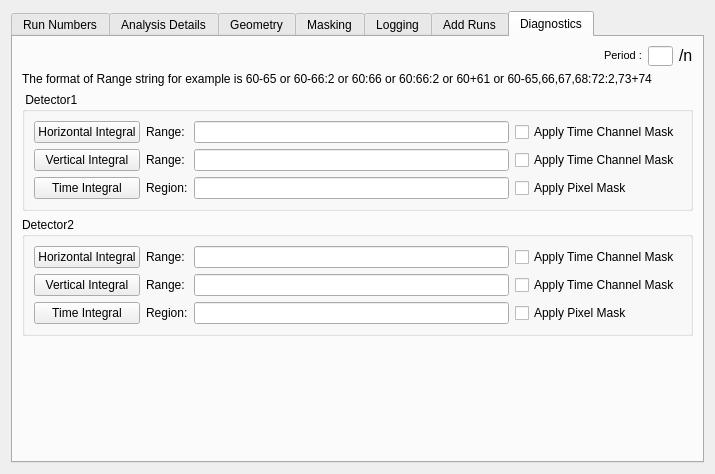
Qt form Code/Mantid/MantidQt/CustomInterfaces/inc/MantidQtCustomInterfaces/SANSRunWindow.ui (mantidproject/mantid) before a commit.
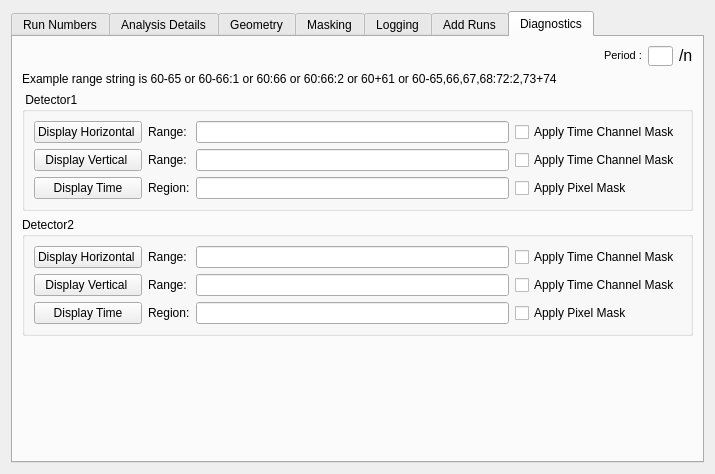
The same form after that commit. The open tabs and pages were chosen to show the change. Custom widgets are drawn as their Qt base class.

Commit message: re#2157 - fix for passing spectra to SumSpectra.Also implemented the #2155 suggestions by Steve and re factored the code.

Diff of the .ui file:
```diff
--- a/Code/Mantid/MantidQt/CustomInterfaces/inc/MantidQtCustomInterfaces/SANSRunWindow.ui
+++ b/Code/Mantid/MantidQt/CustomInterfaces/inc/MantidQtCustomInterfaces/SANSRunWindow.ui
@@ -3941,7 +3941,7 @@
        <item row="1" column="0" >
         <widget class="QLabel" name="label_7" >
          <property name="text" >
-          <string>The format of Range string for example is 60-65 or 60-66:2 or 60:66 or 60:66:2 or 60+61 or 60-65,66,67,68:72:2,73+74</string>
+          <string>Example range string is 60-65 or 60-66:1 or 60:66 or 60:66:2 or 60+61 or 60-65,66,67,68:72:2,73+74</string>
          </property>
         </widget>
        </item>
@@ -3954,7 +3954,7 @@
           <item row="0" column="0" >
            <widget class="QPushButton" name="hi_Btn1" >
             <property name="text" >
-             <string>Horizontal Integral</string>
+             <string>Display Horizontal </string>
             </property>
            </widget>
           </item>
@@ -3978,7 +3978,7 @@
           <item row="1" column="0" >
            <widget class="QPushButton" name="vi_Btn1" >
             <property name="text" >
-             <string>Vertical Integral</string>
+             <string>Display Vertical </string>
             </property>
            </widget>
           </item>
@@ -4002,7 +4002,7 @@
           <item row="2" column="0" >
            <widget class="QPushButton" name="ti_Btn1" >
             <property name="text" >
-             <string>Time Integral</string>
+             <string>Display Time</string>
             </property>
            </widget>
           </item>
@@ -4035,7 +4035,7 @@
           <item row="0" column="0" >
            <widget class="QPushButton" name="hi_Btn2" >
             <property name="text" >
-             <string>Horizontal Integral</string>
+             <string>Display Horizontal </string>
             </property>
            </widget>
           </item>
@@ -4059,7 +4059,7 @@
           <item row="1" column="0" >
            <widget class="QPushButton" name="vi_Btn2" >
             <property name="text" >
-             <string>Vertical Integral</string>
+             <string>Display Vertical </string>
             </property>
            </widget>
           </item>
@@ -4083,7 +4083,7 @@
           <item row="2" column="0" >
            <widget class="QPushButton" name="ti_Btn2" >
             <property name="text" >
-             <string>Time Integral</string>
+             <string>Display Time</string>
             </property>
            </widget>
           </item>
```
Left out of the diff: 6 changed lines with no effect on the pictures. The commit also changes 2 other files.
